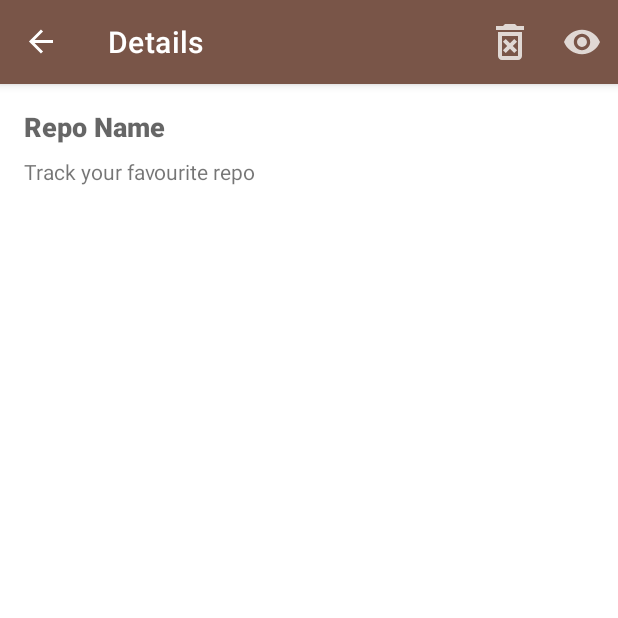
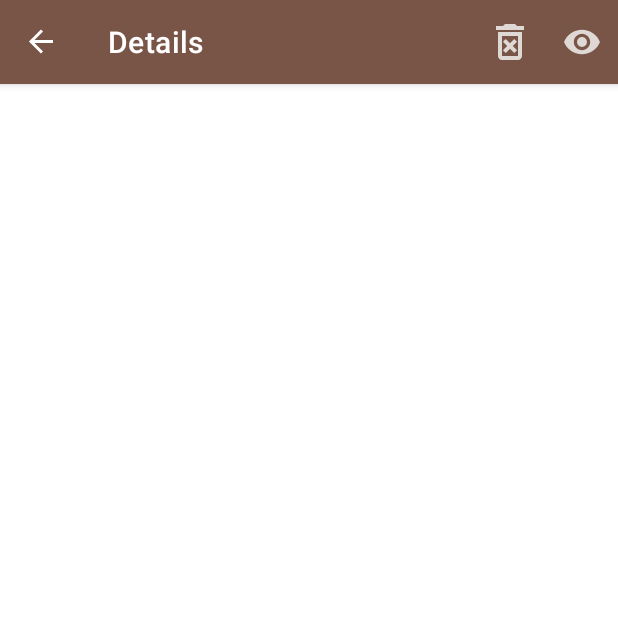
Before and after one commit to Niharika1stzoom/Blue, an Android app: the RepoDetailFragment screen opened through its navigation route, on a phone screen of 412 x 824 dp, the top half of it. Run offline under Robolectric (Android 15) with nearby library versions, the phone set to English and light mode, and no system bars; our stand-ins replace Dagger/Hilt's generated code, navigation-ui; libraries missing offline, so code that uses them is left out: ; 5 statements that could not run were skipped.

Commit message:
Changed Add Repo

```diff
--- a/GithubBrowser/app/src/main/res/layout/add_repo_fragment.xml
+++ b/GithubBrowser/app/src/main/res/layout/add_repo_fragment.xml
@@ -26,7 +26,7 @@
         android:background="@drawable/edit_text_bkg"
         android:layout_marginTop="8dp"
         android:padding="8dp"
-        android:inputType="textCapWords"
+        android:inputType="text"
         app:layout_constraintTop_toBottomOf="@id/owner_label"
         app:layout_constraintLeft_toLeftOf="parent"
         app:layout_constraintRight_toRightOf="parent" />
@@ -48,9 +48,9 @@
         android:ems="10"
         android:layout_marginTop="8dp"
         android:padding="8dp"
-        android:maxLength="10"
+        android:maxLength="100"
         android:background="@drawable/edit_text_bkg"
-        android:inputType="textCapWords"
+        android:inputType="text"
         app:layout_constraintTop_toBottomOf="@id/repo_name_label"
         app:layout_constraintLeft_toLeftOf="parent"
         app:layout_constraintRight_toRightOf="parent"/>
--- a/GithubBrowser/app/src/main/res/layout/repo_detail_fragment.xml
+++ b/GithubBrowser/app/src/main/res/layout/repo_detail_fragment.xml
@@ -11,7 +11,6 @@
         android:id="@+id/repo_name"
         android:layout_width="match_parent"
         android:layout_height="wrap_content"
-        android:text="@string/repo_name"
         android:textStyle="bold"
         style="@android:style/TextAppearance.DeviceDefault.Medium"
         android:layout_margin="8dp"
@@ -24,7 +23,6 @@
         android:id="@+id/repo_desc"
         android:layout_width="match_parent"
         android:layout_height="wrap_content"
-        android:text="@string/repo_label"
         android:maxLines="2"
         android:ellipsize="end"
         android:layout_margin="8dp"
--- a/GithubBrowser/app/src/main/res/values/strings.xml
+++ b/GithubBrowser/app/src/main/res/values/strings.xml
@@ -11,7 +11,7 @@
     <string name="text">""</string>
     <string name="date_label">10 Mar 21</string>
     <string name="string_commit_text">a30efa</string>
-    <string name="commit_msg">Commit Commit Commit Commit Commit Commit Commit Commit Commit Commit Commit Commit Commit Commit Commit Commit Commit Commit Commit Commit Commit Commit Commit Commit Commit Commit Commit Commit Commit Commit Commit Commit Commit Commit Commit Commit Comm</string>
+    <string name="commit_msg">""</string>
     <string name="detail_fragment_title">Details</string>
     <string name="commmit_fragmet_title">Commits</string>
     <string name="del_label">Delete Repo</string>
@@ -24,6 +24,6 @@
     <string name="no">No</string>
     <string name="yes">Yes</string>
     <string name="recycler_view_msg">There is no data to show.</string>
-    <string name="network_err">Please chect your network connection</string>
+    <string name="network_err">Please check your network connection.</string>
     <string name="share">Share</string>
 </resources>
```
Also changed, not shown: GithubBrowser/app/src/main/java/com/niharika/android/githubbrowser/fragment/AddRepoFragment.java (+18 -12 lines).
